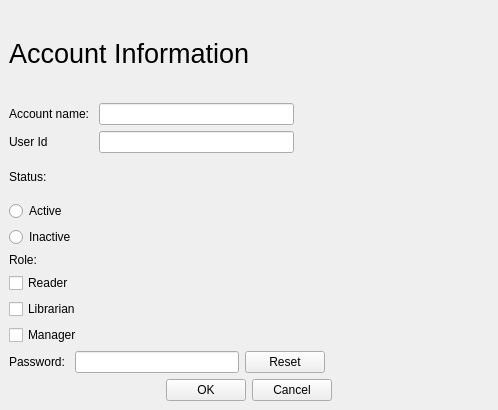
vudaoanhtuan/libpro_v2, file guiaccountinfo.ui: the form before one commit.
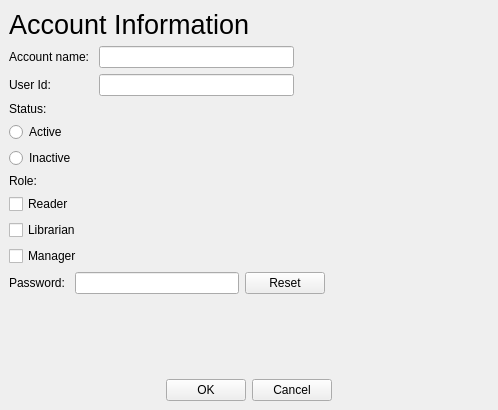
The form after the commit.

The edit to the form file:
```diff
--- a/guiaccountinfo.ui
+++ b/guiaccountinfo.ui
@@ -41,7 +41,7 @@
         <item>
          <widget class="QLabel" name="lUserId">
           <property name="text">
-           <string>User Id</string>
+           <string>User Id:</string>
           </property>
          </widget>
         </item>
@@ -171,6 +171,19 @@
       </item>
      </layout>
     </item>
+    <item>
+     <spacer name="verticalSpacer">
+      <property name="orientation">
+       <enum>Qt::Vertical</enum>
+      </property>
+      <property name="sizeHint" stdset="0">
+       <size>
+        <width>20</width>
+        <height>40</height>
+       </size>
+      </property>
+     </spacer>
+    </item>
     <item>
      <layout class="QHBoxLayout" name="horizontalLayout_3">
       <item>
```
Left out of the diff: 2 changed lines with no effect on the pictures.
